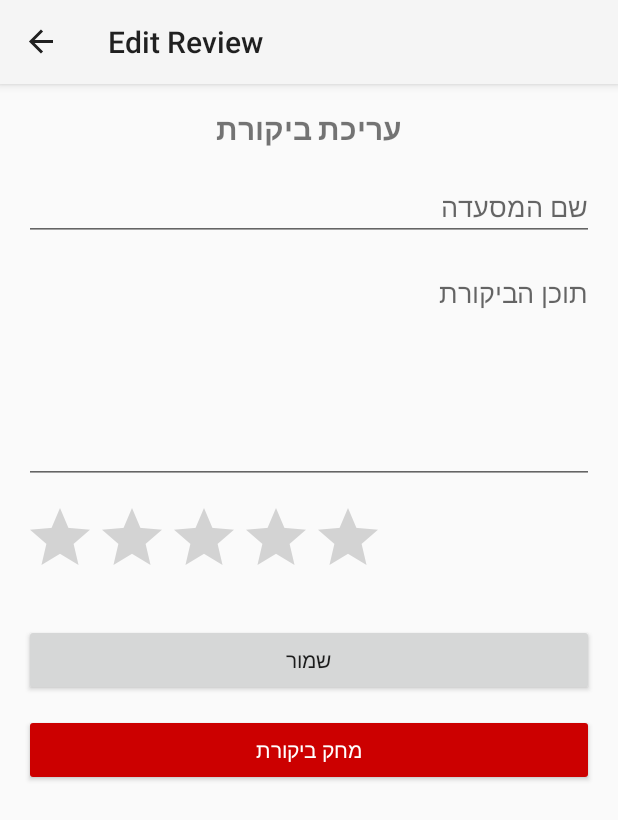
After one commit to yael201062/TASTIFY-APP, an Android app built with Jetpack Compose: the EditReviewFragment screen opened through its navigation route, on a phone screen of 412 x 824 dp. The commit adds this screen. Shown: the top 820 px of the screen. Run offline under Robolectric (Android 15) with nearby library versions, the phone set to English and light mode, and no system bars; our stand-ins replace Firebase (no records; nobody signed in at launch, a user with empty details on screens opened directly), Room's generated code, navigation-ui.

Commit message:
edit review

```diff
--- a/app/build.gradle.kts
+++ b/app/build.gradle.kts
@@ -7,6 +7,7 @@ plugins {
     //id("com.android.application")
     id("com.google.gms.google-services")
     id("com.google.devtools.ksp")
+    id("androidx.navigation.safeargs.kotlin")
 }
 
 android {
--- a/app/src/main/java/com/example/tastify/data/dao/ReviewDao.kt
+++ b/app/src/main/java/com/example/tastify/data/dao/ReviewDao.kt
@@ -19,6 +19,11 @@ interface ReviewDao {
     @Query("SELECT * FROM reviews WHERE userId = :userId")
     fun getReviewsByUserId(userId: String): LiveData<List<Review>>
 
+    @Query("SELECT * FROM reviews WHERE id = :reviewId")
+    fun getReviewById(reviewId: String): LiveData<Review?>
+
+    @Update
+    suspend fun updateReview(review: Review)
 
     @Delete
     suspend fun deleteReview(review: Review)
--- a/app/src/main/java/com/example/tastify/data/dao/repository/ReviewRepository.kt
+++ b/app/src/main/java/com/example/tastify/data/dao/repository/ReviewRepository.kt
@@ -3,7 +3,9 @@ package com.example.tastify.data.dao.repository
 import androidx.lifecycle.LiveData
 import com.example.tastify.data.dao.ReviewDao
 import com.example.tastify.data.model.Review
+import kotlinx.coroutines.Dispatchers
 import kotlinx.coroutines.flow.Flow
+import kotlinx.coroutines.withContext
 
 class ReviewRepository(private val reviewDao: ReviewDao) {
 
@@ -20,9 +22,23 @@ class ReviewRepository(private val reviewDao: ReviewDao) {
             return reviewDao.getReviewsByUserId(userId)
         }
 
+    fun getReviewById(reviewId: String): LiveData<Review?> {
+        return reviewDao.getReviewById(reviewId)
+    }
 
+    suspend fun updateReview(review: Review) {
+        withContext(Dispatchers.IO) {
+            reviewDao.updateReview(review)
+        }
+    }
 
     suspend fun insertReview(review: Review) {
         reviewDao.insertReview(review)
     }
+
+    suspend fun deleteReview(review: Review) {
+        withContext(Dispatchers.IO) {
+            reviewDao.deleteReview(review)
+        }
+    }
 }
--- /dev/null
+++ b/app/src/main/java/com/example/tastify/ui/addreview/EditReviewFragment.kt
@@ -0,0 +1,99 @@
+package com.example.tastify.ui.addreview
+
+import android.os.Bundle
+import android.view.LayoutInflater
+import android.view.View
+import android.view.ViewGroup
+import android.widget.Toast
+import androidx.fragment.app.Fragment
+import androidx.fragment.app.viewModels
+import androidx.navigation.fragment.findNavController
+import androidx.navigation.fragment.navArgs
+import com.example.tastify.data.database.AppDatabase
+import com.example.tastify.data.model.Review
+import com.example.tastify.data.dao.repository.ReviewRepository
+import com.example.tastify.databinding.FragmentEditReviewBinding
+import com.example.tastify.viewmodel.ReviewViewModel
+import com.example.tastify.viewmodel.ReviewViewModelFactory
+import java.util.*
+
+class EditReviewFragment : Fragment() {
+
+    private var _binding: FragmentEditReviewBinding? = null
+    private val binding get() = _binding!!
+
+    private val args: EditReviewFragmentArgs by navArgs()
+
+    private val reviewViewModel: ReviewViewModel by viewModels {
+        ReviewViewModelFactory(ReviewRepository(AppDatabase.getDatabase(requireContext()).reviewDao()))
+    }
+
+    private var currentReview: Review? = null
+
+    override fun onCreateView(
+        inflater: LayoutInflater, container: ViewGroup?,
+        savedInstanceState: Bundle?
+    ): View {
+        _binding = FragmentEditReviewBinding.inflate(inflater, container, false)
+        return binding.root
+    }
+
+    override fun onViewCreated(view: View, savedInstanceState: Bundle?) {
+        super.onViewCreated(view, savedInstanceState)
+
+        val reviewId = args.reviewId
+
+        reviewViewModel.getReviewById(reviewId).observe(viewLifecycleOwner) { review ->
+            review?.let {
+                currentReview = it
+                binding.etRestaurantName.setText(it.restaurantId)
+                binding.etReviewContent.setText(it.comment)
+                binding.ratingBar.rating = it.rating
+            }
+        }
+
+        binding.btnSaveReview.setOnClickListener {
+            saveReview()
+        }
+
+        binding.btnDeleteReview.setOnClickListener {
+            deleteReview()
+        }
+    }
+
+    private fun saveReview() {
+        val restaurantName = binding.etRestaurantName.text.toString().trim()
+        val comment = binding.etReviewContent.text.toString().trim()
+        val rating = binding.ratingBar.rating
+
+        if (restaurantName.isBlank() || comment.isBlank()) {
+            Toast.makeText(requireContext(), "נא למלא את כל השדות", Toast.LENGTH_SHORT).show()
+            return
+        }
+
+        val updatedReview = currentReview?.copy(
+            restaurantId = restaurantName,
+            comment = comment,
+            rating = rating
+        )
+
+        if (updatedReview != null) {
+            reviewViewModel.updateReview(updatedReview)
+            Toast.makeText(requireContext(), "הביקורת עודכנה בהצלחה", Toast.LENGTH_SHORT).show()
+            findNavController().navigateUp()
+        }
+    }
+
+    private fun deleteReview() {
+        currentReview?.let { review ->
+            reviewViewModel.deleteReview(review)
+            Toast.makeText(requireContext(), "הביקורת נמחקה", Toast.LENGTH_SHORT).show()
+            findNavController().navigateUp()
+        }
+    }
+
+    override fun onDestroyView() {
+        super.onDestroyView()
+        _binding = null
+    }
+}
--- a/app/src/main/java/com/example/tastify/ui/profile/MyPostsFragment.kt
+++ b/app/src/main/java/com/example/tastify/ui/profile/MyPostsFragment.kt
@@ -40,16 +40,14 @@ class MyPostsFragment : Fragment() {
     override fun onViewCreated(view: View, savedInstanceState: Bundle?) {
         super.onViewCreated(view, savedInstanceState)
 
-        adapter = ReviewsAdapter(mutableListOf())
+        adapter = ReviewsAdapter(mutableListOf(), isEditable = true)
         binding.recyclerReviews.layoutManager = LinearLayoutManager(requireContext())
         binding.recyclerReviews.adapter = adapter
 
-        // ✅ משתמש מחובר דרך Firebase
         val currentUser = FirebaseAuth.getInstance().currentUser
         if (currentUser != null) {
             val userId = currentUser.uid
 
-            // ✅ טען ביקורות מה-ROOM לפי userId
             reviewViewModel.getReviewsByUser(userId).observe(viewLifecycleOwner, Observer { reviews ->
                 adapter.updateData(reviews.toMutableList())
             })
--- a/app/src/main/java/com/example/tastify/viewmodel/ReviewViewModel.kt
+++ b/app/src/main/java/com/example/tastify/viewmodel/ReviewViewModel.kt
@@ -37,4 +37,20 @@ class ReviewViewModel(private val repository: ReviewRepository) : ViewModel() {
         return repository.getReviewsByUser(userId)
     }
 
+    fun getReviewById(reviewId: String): LiveData<Review?> {
+        return repository.getReviewById(reviewId)
+    }
+
+    fun updateReview(review: Review) {
+        viewModelScope.launch {
+            repository.updateReview(review)
+        }
+    }
+
+    fun deleteReview(review: Review) {
+        viewModelScope.launch {
+            repository.deleteReview(review)
+        }
+    }
+
 }
--- /dev/null
+++ b/app/src/main/res/layout/fragment_edit_review.xml
@@ -0,0 +1,62 @@
+<?xml version="1.0" encoding="utf-8"?>
+<ScrollView xmlns:android="http://schemas.android.com/apk/res/android"
+    android:layout_width="match_parent"
+    android:layout_height="match_parent">
+
+    <LinearLayout
+        android:orientation="vertical"
+        android:layout_width="match_parent"
+        android:layout_height="wrap_content"
+        android:padding="16dp">
+
+        <TextView
+            android:layout_width="wrap_content"
+            android:layout_height="wrap_content"
+            android:text="עריכת ביקורת"
+            android:textSize="20sp"
+            android:textStyle="bold"
+            android:layout_gravity="center_horizontal"
+            android:layout_marginBottom="16dp" />
+
+        <EditText
+            android:id="@+id/etRestaurantName"
+            android:layout_width="match_parent"
+            android:layout_height="wrap_content"
+            android:hint="שם המסעדה"
+            android:inputType="textPersonName" />
+
+        <EditText
+            android:id="@+id/etReviewContent"
+            android:layout_width="match_parent"
+            android:layout_height="150dp"
+            android:hint="תוכן הביקורת"
+            android:inputType="textMultiLine"
+            android:gravity="top"
+            android:layout_marginTop="12dp" />
+
+        <RatingBar
+            android:id="@+id/ratingBar"
+            android:layout_width="wrap_content"
+            android:layout_height="wrap_content"
+            android:numStars="5"
+            android:stepSize="1.0"
+            android:layout_marginTop="12dp" />
+
+        <Button
+            android:id="@+id/btnSaveReview"
+            android:layout_width="match_parent"
+            android:layout_height="wrap_content"
+            android:text="שמור"
+            android:layout_marginTop="24dp" />
+
+        <Button
+            android:id="@+id/btnDeleteReview"
+            android:layout_width="match_parent"
+            android:layout_height="wrap_content"
+            android:text="מחק ביקורת"
+            android:layout_marginTop="12dp"
+            android:textColor="@android:color/white"
+            android:backgroundTint="@android:color/holo_red_dark" />
+
+    </LinearLayout>
+</ScrollView>
--- a/app/src/main/res/navigation/nav_graph.xml
+++ b/app/src/main/res/navigation/nav_graph.xml
@@ -11,12 +11,10 @@
         android:label="Login"
         tools:layout="@layout/fragment_login">
 
-        <!-- ניווט מהתחברות למסך הבית -->
         <action
             android:id="@+id/action_loginFragment_to_homeFragment"
             app:destination="@id/homeFragment" />
 
-        <!-- ניווט מהתחברות למסך הרשמה -->
         <action
             android:id="@+id/action_loginFragment_to_registerFragment"
             app:destination="@id/registerFragment" />
@@ -29,12 +27,10 @@
         android:label="Register"
         tools:layout="@layout/fragment_register">
 
-        <!-- ניווט מהרשמה למסך הבית -->
         <action
             android:id="@+id/action_registerFragment_to_homeFragment"
             app:destination="@id/homeFragment" />
 
-        <!-- ניווט חזרה מההרשמה להתחברות -->
         <action
             android:id="@+id/action_registerFragment_to_loginFragment"
             app:destination="@id/loginFragment" />
@@ -82,6 +78,24 @@
         android:id="@+id/myPostsFragment"
         android:name="com.example.tastify.ui.profile.MyPostsFragment"
         android:label="My Posts"
-        tools:layout="@layout/fragment_my_posts" />
+        tools:layout="@layout/fragment_my_posts">
+
+        <action
+            android:id="@+id/action_myPostsFragment_to_editReviewFragment"
+            app:destination="@id/editReviewFragment" />
+    </fragment>
+
+    <!-- מסך עריכת ביקורת -->
+    <fragment
+        android:id="@+id/editReviewFragment"
+        android:name="com.example.tastify.ui.addreview.EditReviewFragment"
+        android:label="Edit Review"
+        tools:layout="@layout/fragment_edit_review">
+
+        <argument
+            android:name="reviewId"
+            app:argType="string"
+            android:defaultValue="" />
+    </fragment>
 
 </navigation>
--- a/build.gradle.kts
+++ b/build.gradle.kts
@@ -6,4 +6,5 @@ plugins {
     alias(libs.plugins.kotlin.compose) apply false
     id("com.google.gms.google-services") version "4.4.2" apply false
     id("com.google.devtools.ksp") version "2.0.21-1.0.27" apply false
+    id("androidx.navigation.safeargs.kotlin") version "2.7.6" apply false
 }
```
Also changed, not shown: app/src/main/java/com/example/tastify/ui/adapters/ReviewAdapter.kt (+11 -1 lines).
